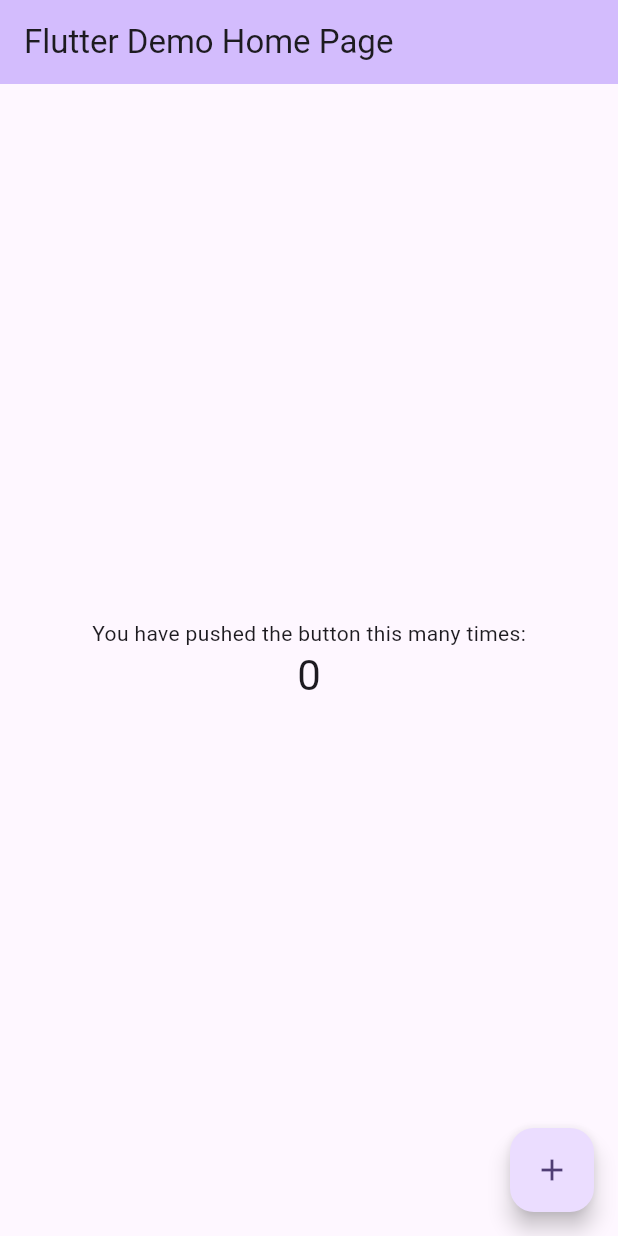
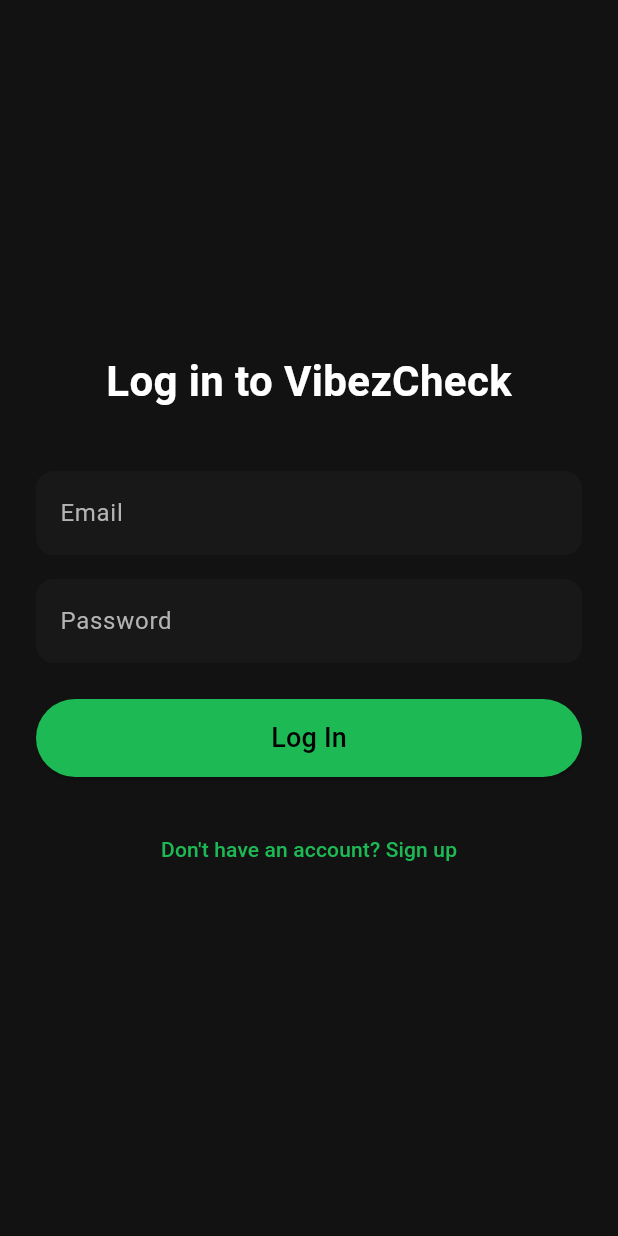
Before and after one commit to mduruji/vibezcheck, a Flutter app: the screen it shows after launch, on a phone screen of 412 x 824 dp. Run offline on Flutter 3.47's test engine with Material 3 defaults, Android fonts, the phone set to English and light mode, and no system bars; our stand-ins replace firebase_auth, firebase_core; accounts and stored records are empty.

Commit message:
creates auth and registeration page

```diff
--- a/lib/main.dart
+++ b/lib/main.dart
@@ -1,122 +1,41 @@
 import 'package:flutter/material.dart';
+import 'package:firebase_core/firebase_core.dart';
+import 'firebase_options.dart';
+import 'screens/auth_gate.dart';
 
-void main() {
+void main() async {
+  WidgetsFlutterBinding.ensureInitialized();
+  await Firebase.initializeApp(
+    options: DefaultFirebaseOptions.currentPlatform,
+  );
   runApp(const MyApp());
 }
 
 class MyApp extends StatelessWidget {
   const MyApp({super.key});
 
-  // This widget is the root of your application.
   @override
   Widget build(BuildContext context) {
     return MaterialApp(
-      title: 'Flutter Demo',
-      theme: ThemeData(
-        // This is the theme of your application.
-        //
-        // TRY THIS: Try running your application with "flutter run". You'll see
-        // the application has a purple toolbar. Then, without quitting the app,
-        // try changing the seedColor in the colorScheme below to Colors.green
-        // and then invoke "hot reload" (save your changes or press the "hot
-        // reload" button in a Flutter-supported IDE, or press "r" if you used
-        // the command line to start the app).
-        //
-        // Notice that the counter didn't reset back to zero; the application
-        // state is not lost during the reload. To reset the state, use hot
-        // restart instead.
-        //
-        // This works for code too, not just values: Most code changes can be
-        // tested with just a hot reload.
-        colorScheme: ColorScheme.fromSeed(seedColor: Colors.deepPurple),
+      debugShowCheckedModeBanner: false,
+      theme: ThemeData.dark().copyWith(
+        scaffoldBackgroundColor: const Color(0xFF121212), // Spotify black
+        colorScheme: ColorScheme.fromSeed(
+          seedColor: const Color(0xFF1DB954),
+          brightness: Brightness.dark,
+        ),
+        inputDecorationTheme: const InputDecorationTheme(
+          filled: true,
+          fillColor: Color(0xFF181818),
+          border: OutlineInputBorder(
+            borderRadius: BorderRadius.all(Radius.circular(12)),
+            borderSide: BorderSide.none,
+          ),
+          hintStyle: TextStyle(color: Color(0xFFB3B3B3)),
+          labelStyle: TextStyle(color: Color(0xFFB3B3B3)),
+        ),
       ),
-      home: const MyHomePage(title: 'Flutter Demo Home Page'),
+      home: const AuthGate(),
     );
   }
 }
-
-class MyHomePage extends StatefulWidget {
-  const MyHomePage({super.key, required this.title});
-
-  // This widget is the home page of your application. It is stateful, meaning
-  // that it has a State object (defined below) that contains fields that affect
-  // how it looks.
-
-  // This class is the configuration for the state. It holds the values (in this
-  // case the title) provided by the parent (in this case the App widget) and
-  // used by the build method of the State. Fields in a Widget subclass are
-  // always marked "final".
-
-  final String title;
-
-  @override
-  State<MyHomePage> createState() => _MyHomePageState();
-}
-
-class _MyHomePageState extends State<MyHomePage> {
-  int _counter = 0;
-
-  void _incrementCounter() {
-    setState(() {
-      // This call to setState tells the Flutter framework that something has
-      // changed in this State, which causes it to rerun the build method below
-      // so that the display can reflect the updated values. If we changed
-      // _counter without calling setState(), then the build method would not be
-      // called again, and so nothing would appear to happen.
-      _counter++;
-    });
-  }
-
-  @override
-  Widget build(BuildContext context) {
-    // This method is rerun every time setState is called, for instance as done
-    // by the _incrementCounter method above.
-    //
-    // The Flutter framework has been optimized to make rerunning build methods
-    // fast, so that you can just rebuild anything that needs updating rather
-    // than having to individually change instances of widgets.
-    return Scaffold(
-      appBar: AppBar(
-        // TRY THIS: Try changing the color here to a specific color (to
-        // Colors.amber, perhaps?) and trigger a hot reload to see the AppBar
-        // change color while the other colors stay the same.
-        backgroundColor: Theme.of(context).colorScheme.inversePrimary,
-        // Here we take the value from the MyHomePage object that was created by
-        // the App.build method, and use it to set our appbar title.
-        title: Text(widget.title),
-      ),
-      body: Center(
-        // Center is a layout widget. It takes a single child and positions it
-        // in the middle of the parent.
-        child: Column(
-          // Column is also a layout widget. It takes a list of children and
-          // arranges them vertically. By default, it sizes itself to fit its
-          // children horizontally, and tries to be as tall as its parent.
-          //
-          // Column has various properties to control how it sizes itself and
-          // how it positions its children. Here we use mainAxisAlignment to
-          // center the children vertically; the main axis here is the vertical
-          // axis because Columns are vertical (the cross axis would be
-          // horizontal).
-          //
-          // TRY THIS: Invoke "debug painting" (choose the "Toggle Debug Paint"
-          // action in the IDE, or press "p" in the console), to see the
-          // wireframe for each widget.
-          mainAxisAlignment: MainAxisAlignment.center,
-          children: <Widget>[
-            const Text('You have pushed the button this many times:'),
-            Text(
-              '$_counter',
-              style: Theme.of(context).textTheme.headlineMedium,
-            ),
-          ],
-        ),
-      ),
-      floatingActionButton: FloatingActionButton(
-        onPressed: _incrementCounter,
-        tooltip: 'Increment',
-        child: const Icon(Icons.add),
-      ), // This trailing comma makes auto-formatting nicer for build methods.
-    );
-  }
-}
--- /dev/null
+++ b/lib/screens/auth_gate.dart
@@ -0,0 +1,35 @@
+import 'package:firebase_auth/firebase_auth.dart';
+import 'package:flutter/material.dart';
+import 'home_screen.dart';
+import 'login_screen.dart';
+
+final Color spotifyGreen = const Color(0xFF1DB954);
+final Color spotifyBlack = const Color(0xFF121212);
+final Color spotifyDarkGrey = const Color(0xFF181818);
+final Color spotifyLightGrey = const Color(0xFFB3B3B3);
+
+class AuthGate extends StatelessWidget {
+  const AuthGate({super.key});
+
+  @override
+  Widget build(BuildContext context) {
+    return StreamBuilder<User?>(
+      stream: FirebaseAuth.instance.authStateChanges(),
+      builder: (context, snapshot) {
+        if (snapshot.connectionState == ConnectionState.waiting) {
+          return const Scaffold(
+            body: Center(child: CircularProgressIndicator()),
+          );
+        }
+
+        // If logged in → HomeScreen
+        if (snapshot.hasData) {
+          return const HomeScreen();
+        }
+
+        // If logged out → LoginScreen
+        return const LoginScreen();
+      },
+    );
+  }
+}
--- /dev/null
+++ b/lib/screens/login_screen.dart
@@ -0,0 +1,110 @@
+import 'package:flutter/material.dart';
+import 'package:firebase_auth/firebase_auth.dart';
+import 'register_screen.dart';
+
+class LoginScreen extends StatefulWidget {
+  const LoginScreen({super.key});
+
+  @override
+  State<LoginScreen> createState() => _LoginScreenState();
+}
+
+class _LoginScreenState extends State<LoginScreen> {
+  final emailController = TextEditingController();
+  final pwController = TextEditingController();
+  bool loading = false;
+
+  Future<void> login() async {
+    setState(() => loading = true);
+
+    try {
+      await FirebaseAuth.instance.signInWithEmailAndPassword(
+        email: emailController.text.trim(),
+        password: pwController.text.trim(),
+      );
+    } on FirebaseAuthException catch (e) {
+      ScaffoldMessenger.of(context).showSnackBar(
+        SnackBar(content: Text(e.message ?? "Login error")),
+      );
+    }
+
+    setState(() => loading = false);
+  }
+
+  @override
+  Widget build(BuildContext context) {
+    return Scaffold(
+      body: Padding(
+        padding: const EdgeInsets.all(24),
+        child: Column(
+          mainAxisAlignment: MainAxisAlignment.center,
+          children: [
+            const Text(
+              "Log in to VibezCheck",
+              style: TextStyle(
+                fontSize: 28,
+                fontWeight: FontWeight.bold,
+                color: Colors.white,
+              ),
+            ),
+
+            const SizedBox(height: 40),
+
+            // Email
+            TextField(
+              controller: emailController,
+              decoration: const InputDecoration(
+                hintText: "Email",
+              ),
+            ),
+
+            const SizedBox(height: 16),
+
+            // Password
+            TextField(
+              controller: pwController,
+              obscureText: true,
+              decoration: const InputDecoration(
+                hintText: "Password",
+              ),
+            ),
+
+            const SizedBox(height: 24),
+
+            loading
+                ? const CircularProgressIndicator()
+                : ElevatedButton(
+                    style: ElevatedButton.styleFrom(
+                      backgroundColor: const Color(0xFF1DB954),
+                      minimumSize: const Size(double.infinity, 52),
+                      shape: RoundedRectangleBorder(
+                        borderRadius: BorderRadius.circular(30),
+                      ),
+                    ),
+                    onPressed: login,
+                    child: const Text(
+                      "Log In",
+                      style: TextStyle(fontSize: 18, color: Colors.black),
+                    ),
+                  ),
+
+            const SizedBox(height: 24),
+
+            TextButton(
+              onPressed: () {
+                Navigator.push(
+                  context,
+                  MaterialPageRoute(builder: (_) => const RegisterScreen()),
+                );
+              },
+              child: const Text(
+                "Don't have an account? Sign up",
+                style: TextStyle(color: Color(0xFF1DB954)),
+              ),
+            )
+          ],
+        ),
+      ),
+    );
+  }
+}
```
Also changed, not shown: lib/screens/home_screen.dart (added, +32 -0 lines), lib/screens/register_screen.dart (added, +114 -0 lines), 2 other files.
